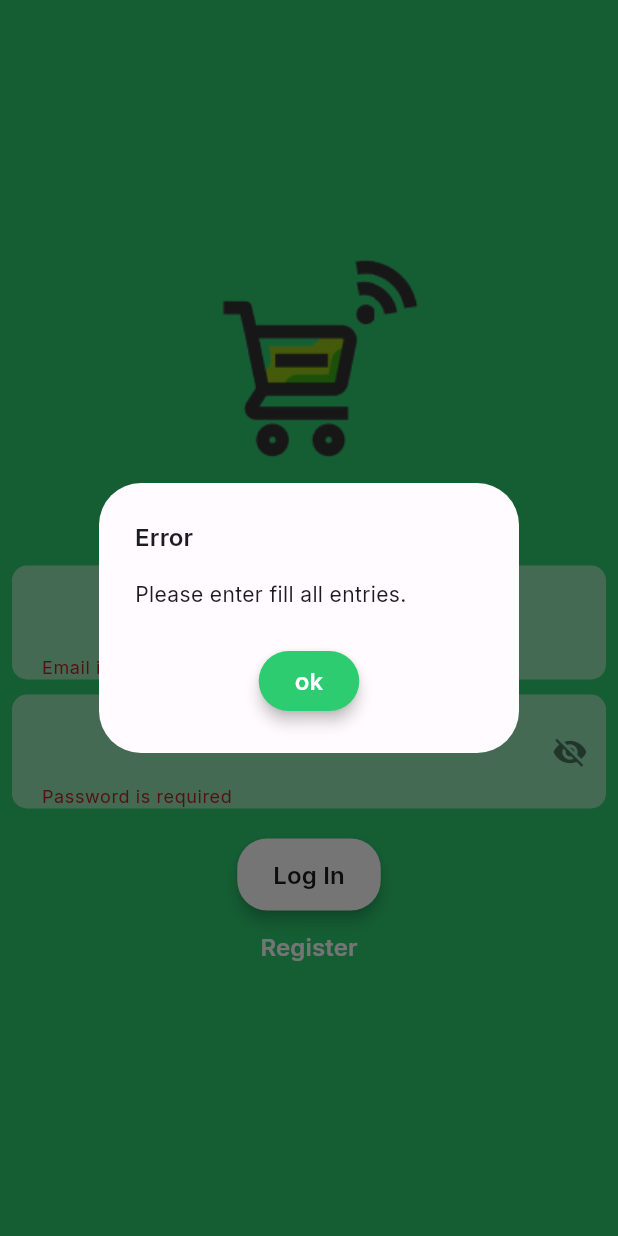
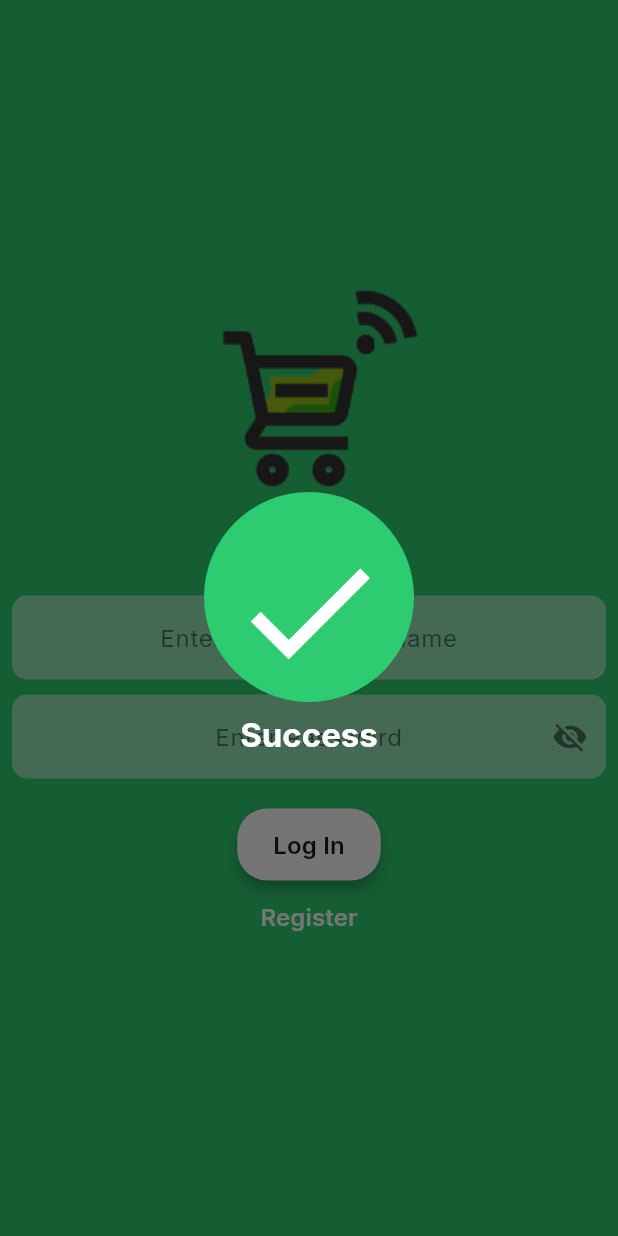
Before and after one commit to Mshnwq/Shopping-Cart-App, a Flutter app: the LoginPage screen opened by its route, after a tap on "Log In", on a phone screen of 412 x 824 dp. Run offline on Flutter 3.47's test engine with Material 2 defaults, Android fonts, the phone set to English and light mode, and no system bars; our stand-ins replace anim_search_bar, badges, flutter_riverpod, flutter_secure_storage, fluttertoast, go_router and 6 more; missing offline and left inert: mobile_scanner, mqtt_client; accounts and stored records are empty.

Commit message:
success animation

```diff
--- a/self_checkout_cart_app/lib/pages/login_page.dart
+++ b/self_checkout_cart_app/lib/pages/login_page.dart
@@ -75,11 +75,14 @@ class _LoginPageState extends ConsumerState<LoginPage> {
                     isPasswordMissing = passwd.isEmpty;
 
                     if (isEmailMissing || isPasswordMissing) {
-                      showAlertMassage(
-                        context,
-                        "Please enter fill all entries.",
-                      );
-                      setState(() {}); // Trigger a rebuild to update the UI
+                      // showAlertMassage(
+                      // context,
+                      // "Please enter fill all entries.",
+                      // );
+                      // setState(() {}); // Trigger a rebuild to update the UI
+                      showSuccessDialog(context, 'Success');
+                      await Future.delayed(const Duration(milliseconds: 5000));
+                      context.pop();
                       return;
                     }
 
@@ -97,7 +100,7 @@ class _LoginPageState extends ConsumerState<LoginPage> {
                           }
                         }),
                       ]).then((_) {
-                        devtools.log('$_');
+                        // devtools.log('$_');
                         completed = true;
                         return _!;
                       });
--- a/self_checkout_cart_app/lib/widgets/alert_dialogs.dart
+++ b/self_checkout_cart_app/lib/widgets/alert_dialogs.dart
@@ -54,15 +54,14 @@ Future<bool> showCustomBoolDialog(
     context: context,
     builder: (context) {
       return AlertDialog(
-        title: Text('${title}'),
-        content: Text('${content}'),
+        title: Text(title),
+        content: Text(content),
         actions: <Widget>[
           ElevatedButton(
             onPressed: () {
               Navigator.of(context).pop(true);
             },
-            // style: appTheme.getButtonStyle,
-            child: Text('${buttonText}'),
+            child: Text(buttonText),
           ),
           ElevatedButton(
             onPressed: () {
@@ -102,18 +101,12 @@ void showAlertMassage(context, String message, {Action? onOk, Action? then}) {
                   if (onOk != null) onOk();
                   Navigator.pop(context, 'OK');
                 },
-                text: "ok",
+                text: "OK",
               ),
             ),
           ],
         ),
       ),
-      // ).then(
-      //   (value) {
-      //     if (then == null) return;
-      //     then();
-      //   },
-      // ),
     ).then((value) => value ?? false),
   );
 }
@@ -146,7 +139,7 @@ void showCustomLoadingDialog(BuildContext context, String title, String body,
   double dialogSize = boxSize ?? 250.0;
 
   if (showCountdown) {
-    Timer.periodic(Duration(seconds: 1), (timer) {
+    Timer.periodic(const Duration(seconds: 1), (timer) {
       if (remainingTime > 0) {
         remainingTime--;
         countdownController.add(remainingTime);
@@ -236,112 +229,220 @@ void showCustomLoadingDialog(BuildContext context, String title, String body,
   );
 }
 
-typedef ActionBool = void Function(bool a);
-void showAuthenticationDialog(BuildContext context, {ActionBool? then}) {
-  // var local = AppLocalizations.of(context)!;
-  final TextEditingController controller = TextEditingController();
-  SchedulerBinding.instance.addPostFrameCallback(
-    (_) {
-      showDialog<bool>(
+void showSuccessDialog(BuildContext context, String message) {
+  showDialog(
+    barrierDismissible: false,
     context: context,
-        builder: (BuildContext context) => Center(
-          child: Material(
-            elevation: 2,
-            shape:
-                RoundedRectangleBorder(borderRadius: BorderRadius.circular(32)),
-            // color: appTheme.cardColor,
-            child: WillPopScope(
-              onWillPop: () async => true,
+    builder: (context) {
+      return WillPopScope(
+        // to prevent user from popping the loading dialog
+        onWillPop: () async => false,
+        child: AnimationOverlay(
+          subtext: message,
+        ),
+      );
+    },
+  );
+}
+
+class AnimationOverlay extends StatefulWidget {
+  const AnimationOverlay({Key? key, required this.subtext}) : super(key: key);
+  final String subtext;
+
+  @override
+  State<StatefulWidget> createState() => AnimationOverlayState();
+}
+
+class AnimationOverlayState extends State<AnimationOverlay>
+    with TickerProviderStateMixin {
+  late AnimationController scaleController = AnimationController(
+      duration: const Duration(milliseconds: 600), vsync: this);
+  late Animation<double> scaleAnimation =
+      CurvedAnimation(parent: scaleController, curve: Curves.elasticOut);
+  late AnimationController checkController = AnimationController(
+      duration: const Duration(milliseconds: 400), vsync: this);
+  late Animation<double> checkAnimation =
+      CurvedAnimation(parent: checkController, curve: Curves.linear);
+
+  @override
+  void initState() {
+    super.initState();
+    scaleController.addStatusListener((status) {
+      if (status == AnimationStatus.completed) {
+        checkController.forward();
+      }
+    });
+    scaleController.forward();
+  }
+
+  @override
+  void dispose() {
+    scaleController.dispose();
+    checkController.dispose();
+    super.dispose();
+  }
+
+  @override
+  Widget build(BuildContext context) {
+    double circleSize = 140;
+    double iconSize = 108;
+    return Stack(
+      children: [
+        Center(
+          child: Column(
+            mainAxisSize: MainAxisSize.min,
+            children: [
+              SizedBox(height: 8),
+              ScaleTransition(
+                scale: scaleAnimation,
                 child: Container(
-                width: 259,
-                height: 200,
+                  height: circleSize,
+                  width: circleSize,
                   decoration: BoxDecoration(
-                  borderRadius: BorderRadius.circular(23),
-                  // color: appTheme.cardColor,
-                ),
-                child: Stack(
-                  alignment: Alignment.center,
-                  children: [
-                    Positioned(
-                      left: 20,
-                      top: 20,
-                      child: GestureDetector(
-                        child: const Icon(Icons.keyboard_arrow_left_rounded),
-                        onTap: () {
-                          Navigator.pop(context, true);
-                        },
-                      ),
-                    ),
-                    Column(
-                      mainAxisAlignment: MainAxisAlignment.spaceEvenly,
-                      children: [
-                        Text(
-                          'Logging in',
-                          // local.authDialogTitle,
-                          style: TextStyle(
-                            fontSize: 20,
-                          ),
-                        ),
-                        SizedBox(
-                          width: 150,
-                          child: TextField(
-                            controller: controller,
-                            enabled: true,
-                            keyboardType: TextInputType.number,
-                            textAlign: TextAlign.center,
-                            cursorColor: Colors.white,
-                            decoration: InputDecoration(
-                              // hintText: local.authDialogInputFieldPlaceholder,
-                              hintText: 'Please Wait',
-                              disabledBorder: const UnderlineInputBorder(
-                                  borderSide: BorderSide(color: Colors.red)),
-                              enabledBorder: const UnderlineInputBorder(
-                                  borderSide: BorderSide(color: Colors.grey)),
-                              focusedBorder: const UnderlineInputBorder(
-                                  borderSide: BorderSide(color: Colors.white)),
-                              border: const UnderlineInputBorder(),
+                    color: Theme.of(context).colorScheme.primary,
+                    shape: BoxShape.circle,
                   ),
                 ),
               ),
-                        Container(
-                          width: 120,
-                          height: 45,
-                          decoration: const BoxDecoration(
-                              borderRadius:
-                                  BorderRadius.all(Radius.circular(8.0)),
-                              color: Color(0xFFd9d9d9)),
-                          child: TextButton(
-                            style: ButtonStyle(
-                              overlayColor:
-                                  MaterialStateProperty.all(Colors.black12),
+              SizedBox(height: 8),
+              Text(
+                widget.subtext,
+                style: Theme.of(context).textTheme.titleLarge?.copyWith(
+                      color: Theme.of(context).colorScheme.background,
                     ),
-                            onPressed: () {
-                              // logInManager.login(
-                              // context.read<User>(), controller.text);
-                              // return true;
-                              devtools.log("aaaaa");
-                            },
-                            child: Text(
-                              // local.authCustomDialogButtonText,
-                              'ssss',
-                              style: TextStyle(color: Colors.black87),
-                            ),
-                          ),
-                        )
-                      ],
               ),
             ],
           ),
         ),
+        SizeTransition(
+          sizeFactor: checkAnimation,
+          axis: Axis.horizontal,
+          axisAlignment: -1,
+          child: Center(
+            child: Column(
+              mainAxisSize: MainAxisSize.min,
+              children: [
+                Icon(
+                  Icons.check,
+                  color: Theme.of(context).colorScheme.background,
+                  size: iconSize,
+                ),
+                SizedBox(height: 8),
+              ],
             ),
           ),
         ),
-      ).then(
-        (value) {
-          if (then == null) return;
-          then(value ?? true);
-        },
-      );
-    },
+      ],
     );
   }
+}
+
+// typedef ActionBool = void Function(bool a);
+// void showAuthenticationDialog(BuildContext context, {ActionBool? then}) {
+//   // var local = AppLocalizations.of(context)!;
+//   final TextEditingController controller = TextEditingController();
+//   SchedulerBinding.instance.addPostFrameCallback(
+//     (_) {
+//       showDialog<bool>(
+//         context: context,
+//         builder: (BuildContext context) => Center(
+//           child: Material(
+//             elevation: 2,
+//             shape:
+//                 RoundedRectangleBorder(borderRadius: BorderRadius.circular(32)),
+//             // color: appTheme.cardColor,
+//             child: WillPopScope(
+//               onWillPop: () async => true,
+//               child: Container(
+//                 width: 259,
+//                 height: 200,
+//                 decoration: BoxDecoration(
+//                   borderRadius: BorderRadius.circular(23),
+//                   // color: appTheme.cardColor,
+//                 ),
+//                 child: Stack(
+//                   alignment: Alignment.center,
+//                   children: [
+//                     Positioned(
+//                       left: 20,
+//                       top: 20,
+//                       child: GestureDetector(
+//                         child: const Icon(Icons.keyboard_arrow_left_rounded),
+//                         onTap: () {
+//                           Navigator.pop(context, true);
+//                         },
+//                       ),
+//                     ),
+//                     Column(
+//                       mainAxisAlignment: MainAxisAlignment.spaceEvenly,
+//                       children: [
+//                         Text(
+//                           'Logging in',
+//                           // local.authDialogTitle,
+//                           style: TextStyle(
+//                             fontSize: 20,
+//                           ),
+//                         ),
+//                         SizedBox(
+//                           width: 150,
+//                           child: TextField(
+//                             controller: controller,
+//                             enabled: true,
+//                             keyboardType: TextInputType.number,
+//                             textAlign: TextAlign.center,
+//                             cursorColor: Colors.white,
+//                             decoration: InputDecoration(
+//                               // hintText: local.authDialogInputFieldPlaceholder,
+//                               hintText: 'Please Wait',
+//                               disabledBorder: const UnderlineInputBorder(
+//                                   borderSide: BorderSide(color: Colors.red)),
+//                               enabledBorder: const UnderlineInputBorder(
+//                                   borderSide: BorderSide(color: Colors.grey)),
+//                               focusedBorder: const UnderlineInputBorder(
+//                                   borderSide: BorderSide(color: Colors.white)),
+//                               border: const UnderlineInputBorder(),
+//                             ),
+//                           ),
+//                         ),
+//                         Container(
+//                           width: 120,
+//                           height: 45,
+//                           decoration: const BoxDecoration(
+//                               borderRadius:
+//                                   BorderRadius.all(Radius.circular(8.0)),
+//                               color: Color(0xFFd9d9d9)),
+//                           child: TextButton(
+//                             style: ButtonStyle(
+//                               overlayColor:
+//                                   MaterialStateProperty.all(Colors.black12),
+//                             ),
+//                             onPressed: () {
+//                               // logInManager.login(
+//                               // context.read<User>(), controller.text);
+//                               // return true;
+//                               devtools.log("aaaaa");
+//                             },
+//                             child: Text(
+//                               // local.authCustomDialogButtonText,
+//                               'ssss',
+//                               style: TextStyle(color: Colors.black87),
+//                             ),
+//                           ),
+//                         )
+//                       ],
+//                     ),
+//                   ],
+//                 ),
+//               ),
+//             ),
+//           ),
+//         ),
+//       ).then(
+//         (value) {
+//           if (then == null) return;
+//           then(value ?? true);
+//         },
+//       );
+//     },
+//   );
+// }
```
Lines whose indentation alone changed are shown as unchanged.
